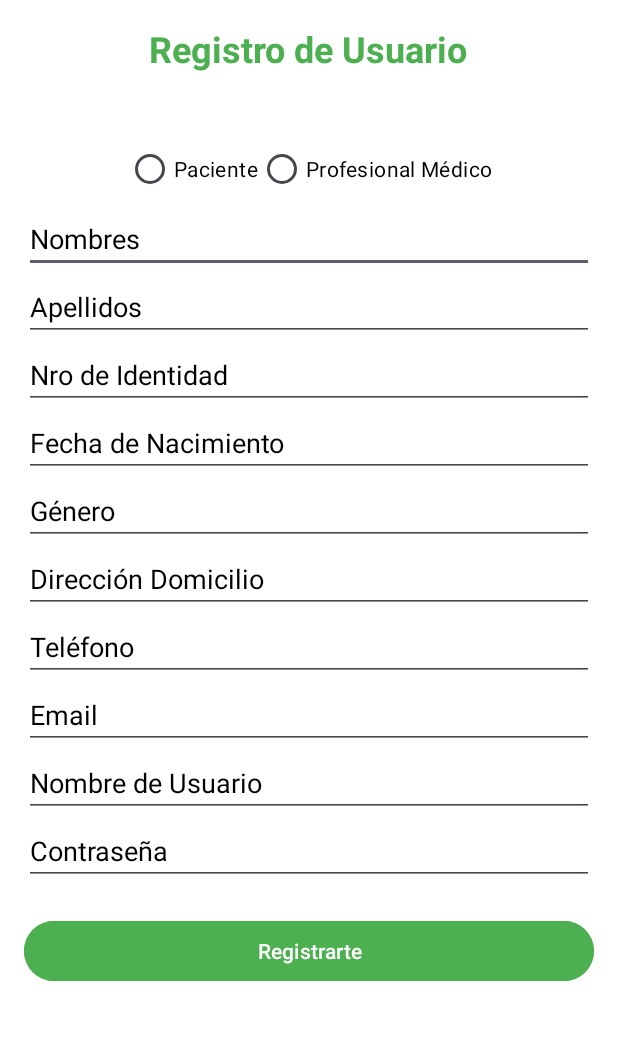
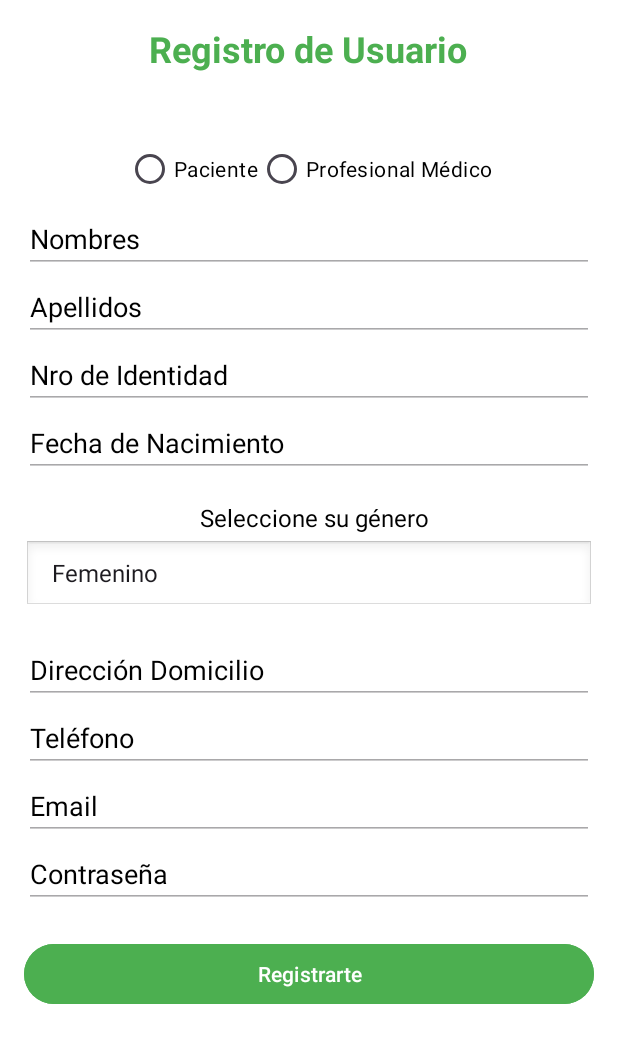
Before and after one commit to LisLeoMeraC/MediProVisionProyect, an Android app: the RegisterUser screen opened directly, with no data from a screen before it, on a phone screen of 412 x 824 dp. Shown: the top 1043 px of the screen. Run offline under Robolectric (Android 15) with nearby library versions, the phone set to English and light mode, and no system bars.

Commit message:
Add Funcionalidades

```diff
--- a/app/src/main/res/layout/activity_register_user.xml
+++ b/app/src/main/res/layout/activity_register_user.xml
@@ -54,7 +54,8 @@
             android:layout_height="wrap_content"
             android:textColor="#000000"
             android:textColorHint="#000000"
-            android:hint="Nombres" />
+            android:hint="Nombres"
+            android:enabled="false"/>
 
         <EditText
             android:id="@+id/lastNameEditText"
@@ -62,7 +63,8 @@
             android:layout_height="wrap_content"
             android:textColor="#000000"
             android:textColorHint="#000000"
-            android:hint="Apellidos" />
+            android:hint="Apellidos"
+            android:enabled="false"/>
 
         <EditText
             android:id="@+id/NumIdentidadEditText"
@@ -70,7 +72,8 @@
             android:layout_height="wrap_content"
             android:textColor="#000000"
             android:textColorHint="#000000"
-            android:hint="Nro de Identidad" />
+            android:hint="Nro de Identidad"
+            android:enabled="false"/>
 
         <EditText
             android:id="@+id/birthDateEditText"
@@ -79,16 +82,31 @@
             android:hint="Fecha de Nacimiento"
             android:textColor="#000000"
             android:textColorHint="#000000"
-            android:inputType="date" />
+            android:inputType="date"
+            android:enabled="false"/>
 
         <!-- Puedes usar un Spinner o RadioButtons para el género -->
-        <EditText
-            android:id="@+id/genderEditText"
+        <TextView
+            android:layout_width="wrap_content"
+            android:layout_height="wrap_content"
+            android:text="Seleccione su género"
+            android:textSize="16sp"
+            android:textColor="#000000"
+            android:layout_marginStart="4dp"
+            android:layout_marginTop="16dp"
+            android:enabled="false"/>
+
+        <!-- Spinner para el género -->
+        <Spinner
+            android:id="@+id/genderSpinner"
             android:layout_width="match_parent"
             android:layout_height="wrap_content"
             android:textColor="#000000"
-            android:textColorHint="#000000"
-            android:hint="Género" />
+            android:background="@android:drawable/edit_text"
+            android:layout_marginTop="4dp"
+            android:layout_marginBottom="16dp"
+            android:spinnerMode="dropdown"
+            android:enabled="false"/>
 
         <EditText
             android:id="@+id/addressEditText"
@@ -96,7 +114,8 @@
             android:layout_height="wrap_content"
             android:textColor="#000000"
             android:textColorHint="#000000"
-            android:hint="Dirección Domicilio" />
+            android:hint="Dirección Domicilio"
+            android:enabled="false"/>
 
         <EditText
             android:id="@+id/phoneEditText"
@@ -105,7 +124,8 @@
             android:hint="Teléfono"
             android:textColor="#000000"
             android:textColorHint="#000000"
-            android:inputType="phone" />
+            android:inputType="phone"
+            android:enabled="false"/>
 
         <EditText
             android:id="@+id/emailEditText"
@@ -114,15 +134,8 @@
             android:hint="Email"
             android:textColor="#000000"
             android:textColorHint="#000000"
-            android:inputType="textEmailAddress" />
-
-        <EditText
-            android:id="@+id/usernameEditText"
-            android:layout_width="match_parent"
-            android:layout_height="wrap_content"
-            android:textColor="#000000"
-            android:textColorHint="#000000"
-            android:hint="Nombre de Usuario" />
+            android:inputType="textEmailAddress"
+            android:enabled="false"/>
 
         <EditText
             android:id="@+id/passwordEditText"
@@ -131,7 +144,8 @@
             android:hint="Contraseña"
             android:textColor="#000000"
             android:textColorHint="#000000"
-            android:inputType="textPassword" />
+            android:inputType="textPassword"
+            android:enabled="false"/>
 
         <!-- Campo específico para Profesional Médico -->
         <EditText
@@ -143,6 +157,15 @@
             android:textColorHint="#000000"
             android:visibility="gone" /> <!-- Inicialmente oculto -->
 
+        <EditText
+            android:id="@+id/descriptionEditText"
+            android:layout_width="match_parent"
+            android:layout_height="wrap_content"
+            android:hint="Descripción"
+            android:textColor="#000000"
+            android:textColorHint="#000000"
+            android:visibility="gone" />
+
         <!-- Botón de Registro -->
         <Button
             android:id="@+id/registerButton"
@@ -151,7 +174,8 @@
             android:layout_marginTop="20dp"
             android:text="Registrarte"
             android:backgroundTint="#4CAF50"
-            android:textColor="#FFFFFF" />
+            android:textColor="#FFFFFF"
+            android:enabled="false"/>
 
     </LinearLayout>
 
--- /dev/null
+++ b/app/src/main/res/values/arrays.xml
@@ -0,0 +1,7 @@
+<?xml version="1.0" encoding="utf-8"?>
+<resources>
+    <string-array name="gender_array">
+        <item>Femenino</item>
+        <item>Masculino</item>
+    </string-array>
+</resources>
--- a/app/src/main/res/values/strings.xml
+++ b/app/src/main/res/values/strings.xml
@@ -43,4 +43,7 @@
         libero vel nunc consequat, quis tincidunt nisl eleifend. Cras bibendum enim a justo luctus
         vestibulum. Fusce dictum libero quis erat maximus, vitae volutpat diam dignissim.
     </string>
+
+    <string name="gender_prompt">Selecciona un género</string>
+
 </resources>
```
Also changed, not shown: app/src/main/java/com/example/mediprovision/Adapter/SymptomAdapter.java (+2 -10 lines), app/src/main/java/com/example/mediprovision/RegisterUser.java (+171 -10 lines), app/src/main/java/com/example/mediprovision/SymptomsRegister.java (+114 -1 lines), app/src/main/java/com/example/mediprovision/login.java (+90 -4 lines), app/src/main/res/layout/item_symptom.xml (+0 -12 lines).
